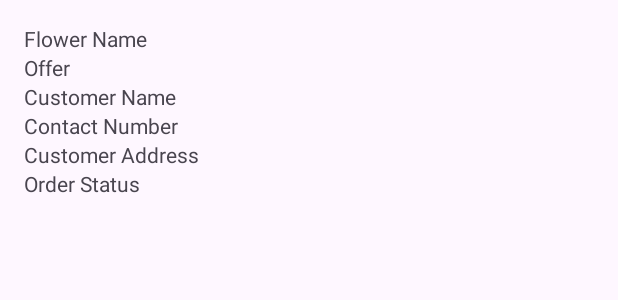
After one commit to DhanukaDB/BLOOMROOM10, an Android app: the layout item_order.xml on its own in the app's theme, with its tools: preview values and no code run, on a phone screen of 412 x 824 dp. The commit adds this screen. Shown: the top 300 px of the screen. Run offline under Robolectric (Android 15) with nearby library versions, the phone set to English and light mode, and no system bars.

Commit message:
Order Complete

```diff
--- a/app/src/main/AndroidManifest.xml
+++ b/app/src/main/AndroidManifest.xml
@@ -35,8 +35,8 @@
         <activity android:name=".ViewCategory" />
         <activity android:name=".CreateFlowerActivity" />
         <activity android:name=".ViewFlower" />
-        <activity android:name=".UserViewFlower" />
         <activity android:name=".OrderActivity" />
+        <activity android:name=".ViewOrder" />
     </application>
 
 </manifest>
--- /dev/null
+++ b/app/src/main/res/layout/item_order.xml
@@ -0,0 +1,46 @@
+<?xml version="1.0" encoding="utf-8"?>
+
+<LinearLayout
+    xmlns:android="http://schemas.android.com/apk/res/android"
+    android:layout_width="match_parent"
+    android:layout_height="match_parent"
+    android:orientation="vertical"
+    android:padding="16dp">
+
+    <TextView
+        android:id="@+id/textViewOrderFlowerName"
+        android:layout_width="match_parent"
+        android:layout_height="wrap_content"
+        android:text="Flower Name" />
+
+    <TextView
+        android:id="@+id/textViewOrderFlowerOffer"
+        android:layout_width="match_parent"
+        android:layout_height="wrap_content"
+        android:text="Offer" />
+
+    <TextView
+        android:id="@+id/textViewCustomerName"
+        android:layout_width="match_parent"
+        android:layout_height="wrap_content"
+        android:text="Customer Name" />
+
+    <TextView
+        android:id="@+id/textViewContactNumber"
+        android:layout_width="match_parent"
+        android:layout_height="wrap_content"
+        android:text="Contact Number" />
+
+    <TextView
+        android:id="@+id/textViewCustomerAddress"
+        android:layout_width="match_parent"
+        android:layout_height="wrap_content"
+        android:text="Customer Address" />
+
+    <TextView
+        android:id="@+id/textViewOrderStatus"
+        android:layout_width="match_parent"
+        android:layout_height="wrap_content"
+        android:text="Order Status" />
+
+</LinearLayout>
```
Also changed, not shown: app/src/main/java/com/example/bloomroom10/AdminPage.java (+10 -0 lines), app/src/main/java/com/example/bloomroom10/Order.java (+36 -1 lines), app/src/main/java/com/example/bloomroom10/OrderAdapter.java (added, +67 -0 lines), app/src/main/java/com/example/bloomroom10/ViewOrder.java (added, +58 -0 lines), app/src/main/res/layout/fragment_order.xml (added, +13 -0 lines).
